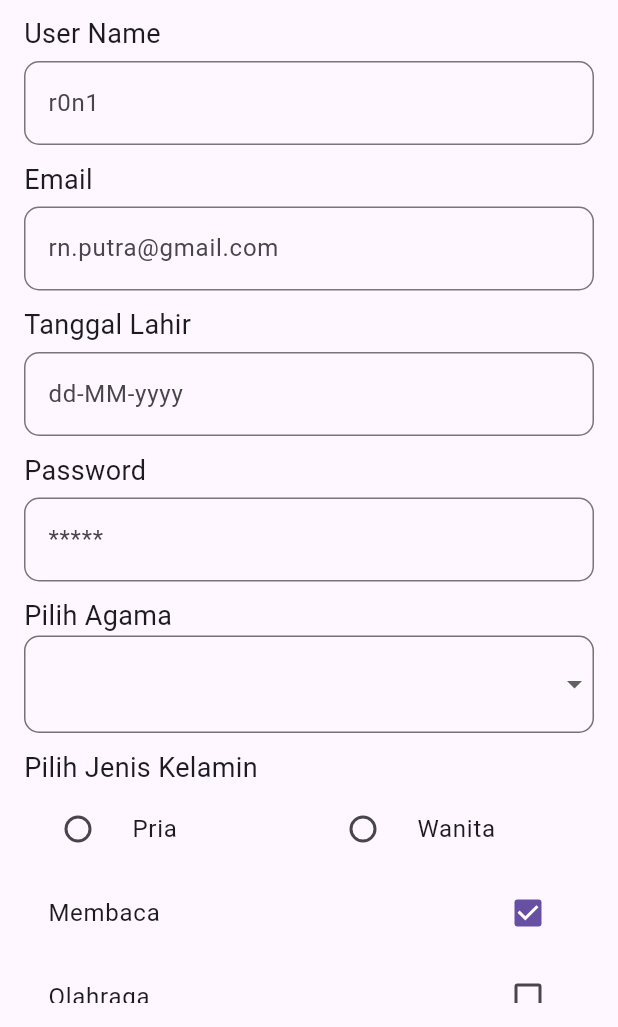
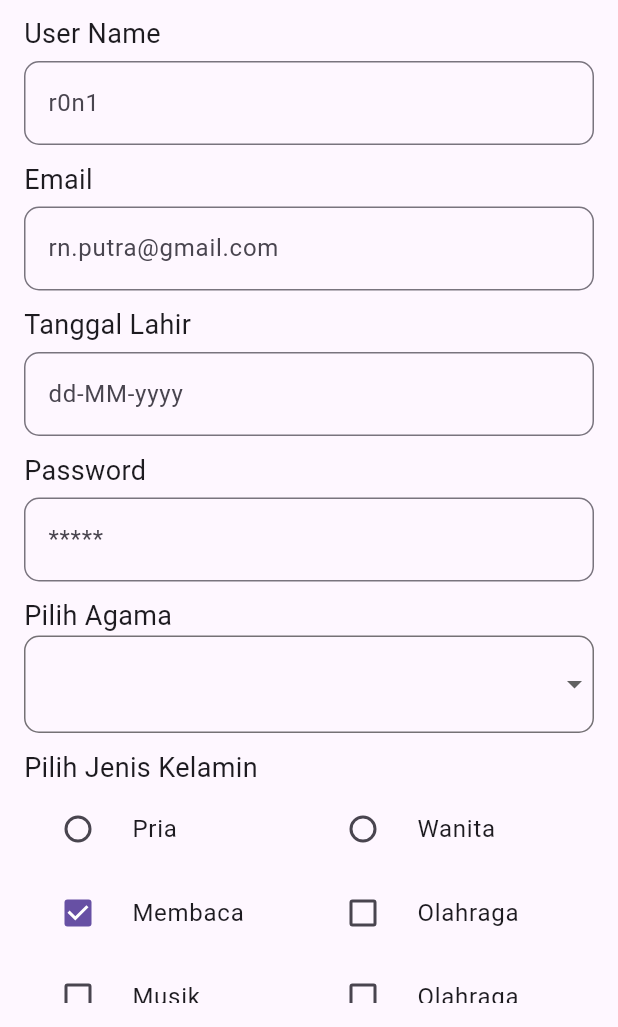
Before and after one commit to r0n1-putr4/Futter-project, a Flutter app: the FormRegister screen opened directly, after a tap on "Membaca", on a phone screen of 412 x 824 dp, the part 209-1236 px from its top. Run offline on Flutter 3.47's test engine with Material 3 defaults, Android fonts, the phone set to English and light mode, and no system bars; our stand-ins replace flutter_rating_bar, geocoding, geolocator, google_maps_flutter, image_picker, logger and 1 more; missing offline and left inert: custom_info_window; accounts and stored records are empty; network calls fail.

Commit message:
Update Code

```diff
--- a/lib/exam_nav_bar/form_register.dart
+++ b/lib/exam_nav_bar/form_register.dart
@@ -127,57 +127,88 @@ class _FormRegisterState extends State<FormRegister> {
                 Row(
                   mainAxisAlignment: MainAxisAlignment.spaceEvenly,
                   children: [
-                    CostumeRadio(
+                    Flexible(
+                      child: RadioListTile(
                         value: "Pria",
                         groupValue: valJk.toString(),
-                      onChange: (val) {
+                        onChanged: (val) {
                           setState(() {
                             valJk = val;
                           });
                         },
+                        title: Text('Pria'),
                       ),
-                    CostumeRadio(
+                    ),
+                    Flexible(
+                      child: RadioListTile(
                         value: "Wanita",
                         groupValue: valJk.toString(),
-                      onChange: (val) {
+                        onChanged: (val) {
                           setState(() {
                             valJk = val;
                           });
                         },
+                        title: Text('Wanita'),
+                      ),
                     ),
                   ],
                 ),
 
-                CheckboxListTile(
-                  title: const Text("Membaca"),
+                Row(
+                  children: [
+                    Flexible(
+                      child: CheckboxListTile(
                         value: membaca,
-                  onChanged: (value) {
-                    setState(() => membaca = value!);
+                        onChanged: (val) {
+                          setState(() {
+                            membaca = val!;
+                          });
                         },
+                        title: Text("Membaca"),
+                        controlAffinity: ListTileControlAffinity.leading,
                       ),
-                CheckboxListTile(
-                  title: const Text("Olahraga"),
+                    ),
+                    Flexible(
+                      child: CheckboxListTile(
                         value: olahraga,
-                  onChanged: (value) {
-                    setState(() => olahraga = value!);
+                        onChanged: (val) {
+                          setState(() {
+                            olahraga = val!;
+                          });
                         },
+                        title: Text("Olahraga"),
+                        controlAffinity: ListTileControlAffinity.leading,
                       ),
-                CheckboxListTile(
-                  title: const Text("Musik"),
-                  value: musik,
-                  onChanged: (value) {
-                    setState(() => musik = value!);
+                    ),
+                  ],
+                ),
+                Row(
+                  children: [
+                    Flexible(
+                      child: CheckboxListTile(
+                        value: olahraga,
+                        onChanged: (val) {
+                          setState(() {
+                            olahraga = val!;
+                          });
                         },
+                        title: Text("Musik"),
+                        controlAffinity: ListTileControlAffinity.leading,
                       ),
-                CheckboxListTile(
-                  title: const Text("Traveling"),
-                  value: traveling,
-                  onChanged: (value) {
+                    ),
+                    Flexible(
+                      child: CheckboxListTile(
+                        value: olahraga,
+                        onChanged: (val) {
                           setState(() {
-                      traveling = value!;
+                            olahraga = val!;
                           });
-
                         },
+                        title: Text("Olahraga"),
+                        controlAffinity: ListTileControlAffinity.leading,
+                      ),
+                    ),
+                  ],
                 ),
                 const SizedBox(height: 20),
 
```
Lines whose indentation alone changed are shown as unchanged.
